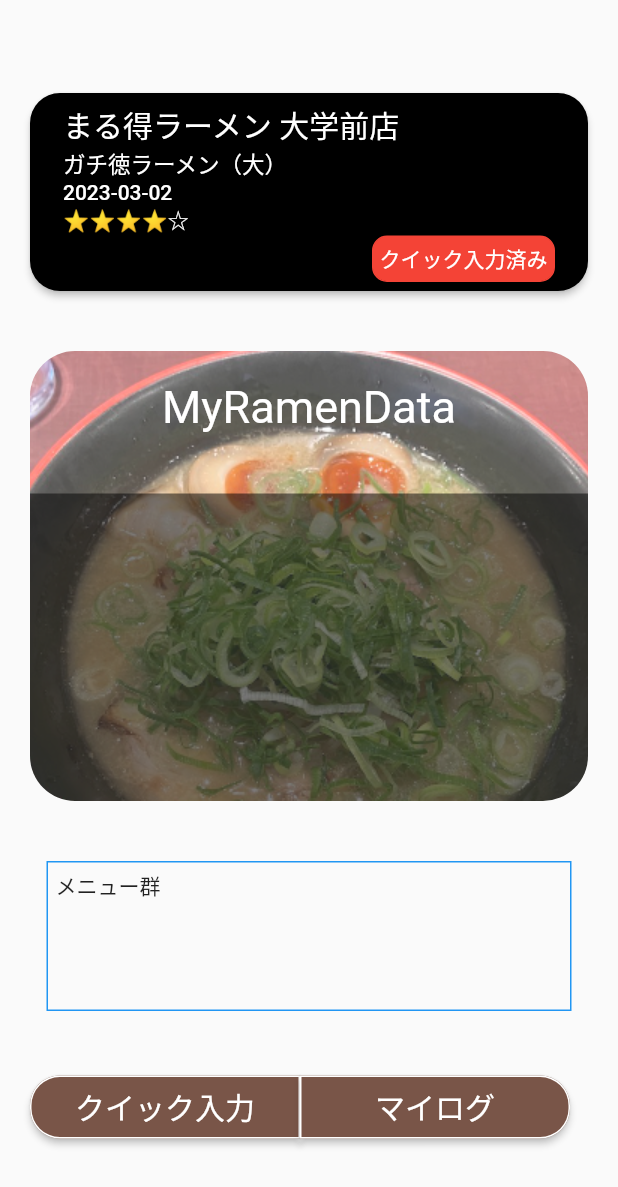
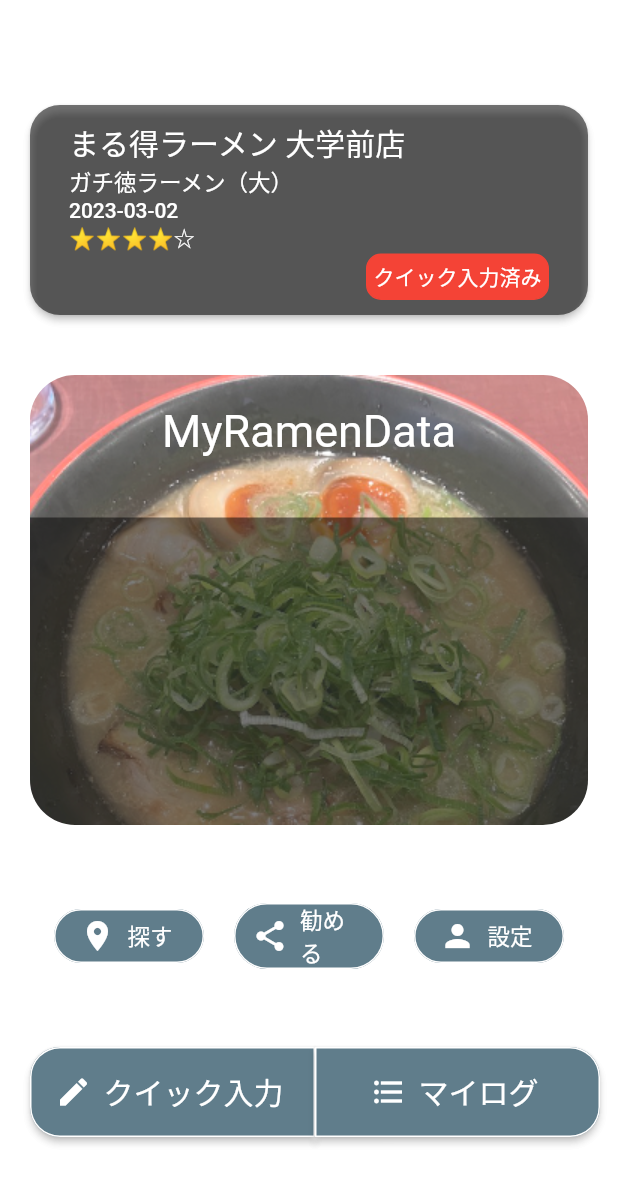
Before and after one commit to kutsu-4ta/RamenLog, a Flutter app: the screen it shows after launch, on a phone screen of 412 x 824 dp. Shown: the top 1187 px of the screen. Run offline on Flutter 3.47's test engine with Material 2 defaults, Android fonts, the phone set to English and light mode, and no system bars.

Commit message:
feature:ホーム_大まかなUI_実装

```diff
--- a/lib/Component/HomeTopArea.dart
+++ b/lib/Component/HomeTopArea.dart
@@ -10,7 +10,7 @@ class HomeTopArea extends StatelessWidget {
   Widget build(BuildContext context) {
     return ElevatedButton(
       style: ElevatedButton.styleFrom(
-          primary: Colors.black,
+          primary: Colors.black54,
           onPrimary: Colors.white,
           fixedSize: Size.fromWidth(350),
           shape:
@@ -18,7 +18,7 @@ class HomeTopArea extends StatelessWidget {
       onPressed: onPressed,
       child: Container(
         alignment: Alignment.centerLeft,
-        padding: const EdgeInsets.all(6),
+        padding: const EdgeInsets.all(10),
         child: Column(
           crossAxisAlignment: CrossAxisAlignment.start,
           children: <Widget>[
--- a/lib/View/HomePage.dart
+++ b/lib/View/HomePage.dart
@@ -1,4 +1,6 @@
 import 'dart:math';
+import 'package:flutter/rendering.dart';
+
 import '../Component/HomeTopArea.dart';
 import '../Component/HomeMiddleArea.dart';
 import 'package:flutter/material.dart';
@@ -44,12 +46,16 @@ class _HomePageState extends State<HomePage> {
     return Scaffold(
       // appBar: AppBar(
       //   title: Text(widget.title),
+      //   backgroundColor: Colors.black12,
+      //   elevation: 0,
       // ),
+      backgroundColor: Colors.white54,
       body: Center(
         child: Container(
+
+          margin: EdgeInsets.only(top: 50),
           padding: const EdgeInsets.all(20),
           child: Column(
-            mainAxisAlignment: MainAxisAlignment.center,
             children: <Widget>[
               Row(
                 mainAxisSize: MainAxisSize.max,
@@ -73,23 +79,92 @@ class _HomePageState extends State<HomePage> {
                 mainAxisSize: MainAxisSize.max,
                 mainAxisAlignment: MainAxisAlignment.center,
                 children: <Widget>[
-                  Column(
+                  Container(
+                    margin: EdgeInsets.only(top: 40),
+                    child: Row(
                       children: <Widget>[
                         Container(
-                        margin: EdgeInsets.only(top: 40),
-                        padding: const EdgeInsets.all(5),
-                        width: 350,
-                        height: 100,
-                        decoration: BoxDecoration(
-                          border: Border.all(color: Colors.blue),
-                          // borderRadius: BorderRadius.circular(10),
+                          margin: const EdgeInsets.all(10),
+                          width: 100,
+                          child: ElevatedButton.icon(
+                            style: ElevatedButton.styleFrom(
+                                primary: Colors.primaries.last,
+                                onPrimary: Colors.white,
+                                fixedSize: Size.fromWidth(350),
+                                side: BorderSide(
+                                  color: Colors.white,
                                 ),
-                        child: Text('メニュー群'),
+                                elevation: 0,
+                                shape: RoundedRectangleBorder(
+                                  borderRadius: BorderRadius.circular(30),
+                                )
+                            ),
+                            onPressed: _movePage,
+                            icon: Icon(Icons.location_on),
+                            label: Text('探す',
+                                style: TextStyle(
+                                  fontSize: 15,
+                                  color: Colors.white,
+                                )),
+                          ),
+                        ),
+                        Container(
+                          margin: const EdgeInsets.all(10),
+                          width: 100,
+                          child: ElevatedButton.icon(
+                            style: ElevatedButton.styleFrom(
+                                primary: Colors.primaries.last,
+                                onPrimary: Colors.white,
+                                fixedSize: Size.fromWidth(350),
+                                side: BorderSide(
+                                  color: Colors.white,
+                                ),
+                                elevation: 0,
+                                shape: RoundedRectangleBorder(
+                                  borderRadius: BorderRadius.circular(30),
+                                )
+                            ),
+                            onPressed: _movePage,
+                            icon: Icon(Icons.share),
+                            label: Text('勧める',
+                                style: TextStyle(
+                                  fontSize: 15,
+                                  color: Colors.white,
+                                )
+                            ),
+                          ),
+                        ),
+                        Container(
+                          margin: const EdgeInsets.all(10),
+                          width: 100,
+                          child: ElevatedButton.icon(
+                            style: ElevatedButton.styleFrom(
+                                primary: Colors.primaries.last,
+                                onPrimary: Colors.white,
+                                fixedSize: Size.fromWidth(350),
+                                side: BorderSide(
+                                  color: Colors.white,
+                                ),
+                                elevation: 0,
+                                shape: RoundedRectangleBorder(
+                                  borderRadius: BorderRadius.circular(30),
+                                )
+                            ),
+                            onPressed: _movePage,
+                            icon: Icon(Icons.person),
+                            label: Text('設定',
+                                style: TextStyle(
+                                  fontSize: 15,
+                                  color: Colors.white,
+                                )
+                            ),
+                          ),
                         ),
                       ],
                     ),
+                  ),
                 ],
-              ),
+              ), // メニューエリア
               Row(
                 children: <Widget>[
                   Container(
@@ -98,10 +173,11 @@ class _HomePageState extends State<HomePage> {
                       child: Row(
                         children: <Widget>[
                           Container(
-                            width: 180,
-                            child: ElevatedButton(
+                            width: 190,
+                            height: 60,
+                            child: ElevatedButton.icon(
                               style: ElevatedButton.styleFrom(
-                                  primary: Colors.brown,
+                                  primary: Colors.primaries.last,
                                   onPrimary: Colors.white,
                                   fixedSize: Size.fromWidth(350),
                                   side: BorderSide(
@@ -112,27 +188,24 @@ class _HomePageState extends State<HomePage> {
                                       topLeft: Radius.circular(20),
                                       bottomLeft: Radius.circular(20),
                                     ),
-                                  )),
+                                  )
+                              ),
                               onPressed: _movePage,
-                              child: Container(
-                                padding: const EdgeInsets.all(6),
-                                child: Column(
-                                  children: <Widget>[
-                                    Text('クイック入力',
+                              icon: Icon(Icons.edit),
+                              label: Text('クイック入力',
                                   style: TextStyle(
                                     fontSize: 20,
                                     color: Colors.white,
-                                        )),
-                                  ],
-                                ),
+                                  )
                               ),
                             ),
                           ),
                           Container(
-                            width: 180,
-                            child: ElevatedButton(
+                            width: 190,
+                            height: 60,
+                            child: ElevatedButton.icon(
                               style: ElevatedButton.styleFrom(
-                                primary: Colors.brown,
+                                primary: Colors.primaries.last,
                                 onPrimary: Colors.white,
                                 fixedSize: Size.fromWidth(350),
                                 side: BorderSide(
@@ -146,17 +219,12 @@ class _HomePageState extends State<HomePage> {
                                 ),
                               ),
                               onPressed: _movePage,
-                              child: Container(
-                                padding: const EdgeInsets.all(6),
-                                child: Column(
-                                  children: <Widget>[
-                                    Text('マイログ',
+                              icon: Icon(Icons.format_list_bulleted),
+                              label: Text('マイログ',
                                   style: TextStyle(
                                     fontSize: 20,
                                     color: Colors.white,
-                                        )),
-                                  ],
-                                ),
+                                  )
                               ),
                             ),
                           )
@@ -170,17 +238,6 @@ class _HomePageState extends State<HomePage> {
           ),
         ),
       ),
-      // bottomNavigationBar: BottomNavigationBar(
-      //   currentIndex: _selectedIndex,
-      //   onTap: _onItemTapped,
-      //   items: const <BottomNavigationBarItem>[
-      //     BottomNavigationBarItem(
-      //         icon: Icon(Icons.favorite), label: 'クイック入力'),
-      //     BottomNavigationBarItem(icon: Icon(Icons.home), label: 'ホーム'),
-      //     BottomNavigationBarItem(icon: Icon(Icons.person), label: 'マイデータ'),
-      //   ],
-      //   type: BottomNavigationBarType.fixed,
-      // )
     );
   }
 }
```
Lines whose indentation alone changed are shown as unchanged.
